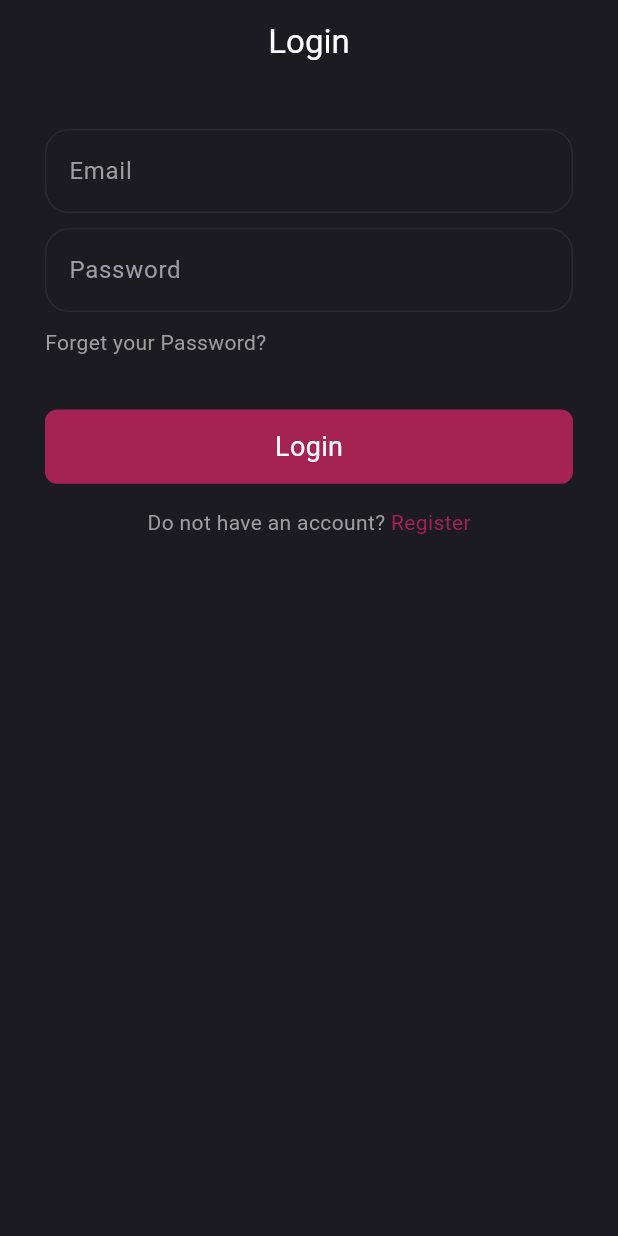
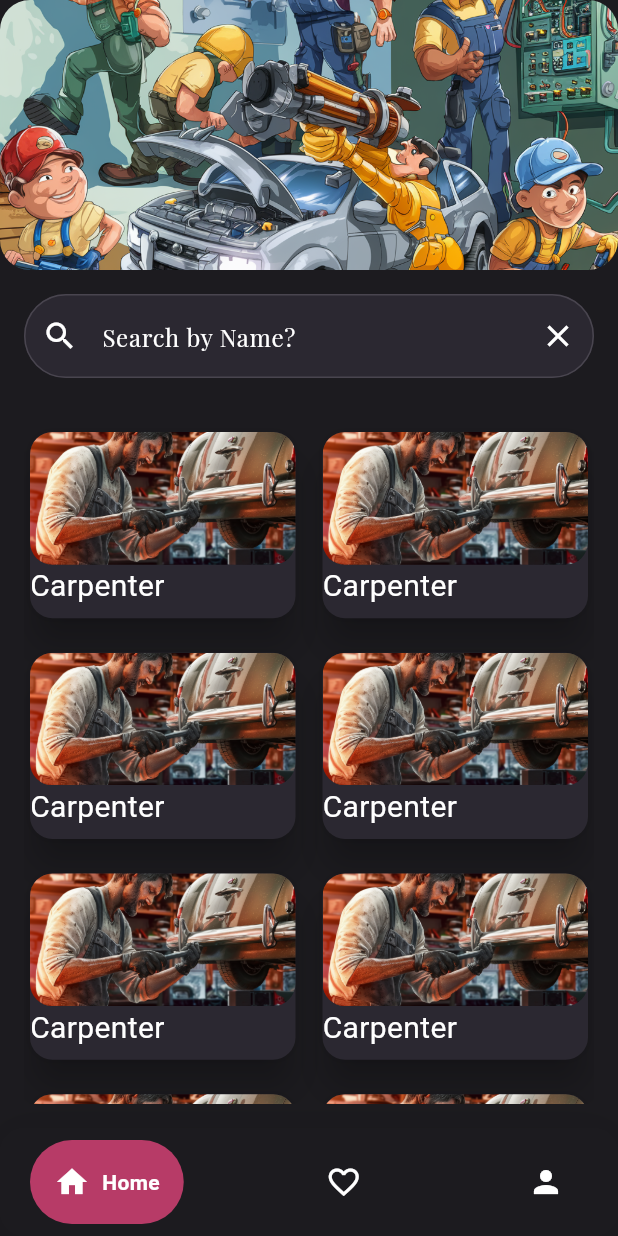
Before and after one commit to majdmari/fixit, a Flutter app: the screen it shows after launch, on a phone screen of 412 x 824 dp. Run offline on Flutter 3.47's test engine with Material 3 defaults, Android fonts, the phone set to English and light mode, and no system bars; drawn by our look-alikes of google_nav_bar, modal_progress_hud_nsn; our stand-ins replace cloud_firestore, firebase_auth, firebase_core, firebase_storage, image_picker; accounts and stored records are empty.

Commit message:
homepage

```diff
--- a/lib/main.dart
+++ b/lib/main.dart
@@ -1,5 +1,6 @@
 import 'package:firebase_core/firebase_core.dart';
 import 'package:fixit/firebase_options.dart';
+import 'package:fixit/screens/home_page.dart';
 import 'package:fixit/screens/login_screen.dart';
 import 'package:fixit/screens/profile/tradeperson_profile.dart';
 import 'package:fixit/screens/profile/user_profile.dart';
@@ -30,9 +31,10 @@ class Fixit extends StatelessWidget {
   @override
   Widget build(BuildContext context) {
     return MaterialApp(
-      home: LoginScreen(),
-      // home: WelcomScreen(),
+      // home: LoginScreen(),
+      //  home: WelcomScreen(),
       // home: TradepersonListScreen(),
+      home: Homepage(),
 
       routes: {
         WelcomScreen.id: (context) => WelcomScreen(),
@@ -44,6 +46,7 @@ class Fixit extends StatelessWidget {
         UserProfileScreen.id: (context) => UserProfileScreen(),
         TradepersonProfileScreen.id: (context) => TradepersonProfileScreen(),
         TradepersonListScreen.id: (context) => TradepersonListScreen(),
+        Homepage.id: (context) => Homepage(),
       },
       // initialRoute: SplashScreen.id,
       debugShowCheckedModeBanner: false,
--- /dev/null
+++ b/lib/screens/home_page.dart
@@ -0,0 +1,133 @@
+import 'package:flutter/material.dart';
+import 'package:fixit/constants.dart';
+import 'package:fixit/widgets/custom_card.dart';
+import 'package:google_nav_bar/google_nav_bar.dart';
+
+class Homepage extends StatefulWidget {
+  static String id = 'Homepage';
+
+  @override
+  State<Homepage> createState() => _HomepageState();
+}
+
+class _HomepageState extends State<Homepage> {
+  String? searchKeyword; // The keyword to search for
+
+  @override
+  Widget build(BuildContext context) {
+    return Scaffold(
+      backgroundColor: KSurface,
+      body: Column(
+        children: [
+          ClipRRect(
+            borderRadius: BorderRadius.circular(20),
+            child: Container(
+              decoration: BoxDecoration(
+                image: DecorationImage(
+                  image: AssetImage('assets/images/home.png'),
+                  fit: BoxFit.cover,
+                ),
+              ),
+              height: 180, // Adjust the height according to your image
+              width: double.infinity,
+            ),
+          ),
+          Padding(
+            padding: const EdgeInsets.all(16),
+            child: TextField(
+              cursorColor: Color(0XffB73B67),
+              cursorHeight: 20,
+              style: TextStyle(color: Colors.white),
+              onChanged: (value) {
+                setState(() {
+                  searchKeyword = value;
+                });
+              },
+              decoration: InputDecoration(
+                border: OutlineInputBorder(
+                  borderRadius: BorderRadius.circular(42),
+                ),
+                hintText: 'Search by Name?',
+                hintStyle: TextStyle(
+                  color: Colors.white,
+                  fontFamily: 'Playfair Display',
+                ),
+                filled: true,
+                fillColor: KSf2,
+                prefixIcon: Icon(Icons.search, color: Colors.white),
+                suffixIcon: IconButton(
+                  icon: Icon(Icons.close, color: Colors.white),
+                  onPressed: () {
+                    setState(() {
+                      searchKeyword = null;
+                    });
+                  },
+                ),
+              ),
+            ),
+          ),
+          Expanded(
+            child: Padding(
+              padding: const EdgeInsets.all(16),
+              child: GridView.builder(
+                gridDelegate: SliverGridDelegateWithFixedCrossAxisCount(
+                  crossAxisCount: 2,
+                  childAspectRatio: 1.4,
+                  crossAxisSpacing: 10,
+                  mainAxisSpacing: 15,
+                ),
+                itemBuilder: (context, index) {
+                  return CustomCard();
+                },
+              ),
+            ),
+          ),
+        ],
+      ),
+      bottomNavigationBar: Container(
+        decoration: BoxDecoration(
+          borderRadius: BorderRadius.circular(16),
+          color: KSurface,
+          boxShadow: [
+            BoxShadow(blurRadius: 20, color: Colors.black.withOpacity(.1))
+          ],
+        ),
+        child: Padding(
+          padding: const EdgeInsets.symmetric(horizontal: 10, vertical: 3),
+          child: Container(
+            color: KSurface,
+            child: Padding(
+              padding: const EdgeInsets.symmetric(horizontal: 10, vertical: 5),
+              child: GNav(
+                backgroundColor: KSurface,
+                color: Colors.white,
+                activeColor: Colors.white,
+                tabBackgroundColor: const Color(0XffB73B67),
+                gap: 8,
+                padding: EdgeInsets.all(16),
+                tabs: [
+                  GButton(
+                    icon: Icons.home,
+                    text: 'Home',
+                  ),
+                  GButton(
+                    icon: Icons.favorite_border,
+                    text: 'Favorites',
+                  ),
+                  GButton(
+                    icon: Icons.person,
+                    text: 'Profile',
+                  ),
+                ],
+                selectedIndex: 0, // Index of the initially selected tab
+                onTabChange: (index) {
+                  // Handle tab change
+                },
+              ),
+            ),
+          ),
+        ),
+      ),
+    );
+  }
+}
--- a/lib/screens/welcom_secreen.dart
+++ b/lib/screens/welcom_secreen.dart
@@ -53,9 +53,7 @@ class _WelcomScreenState extends State<WelcomScreen> {
 
   @override
   Widget build(BuildContext context) {
-    return MaterialApp(
-      debugShowCheckedModeBanner: false,
-      home: Scaffold(
+    return Scaffold(
       backgroundColor: KSurface,
       body: PageView(
         onPageChanged: onPageChanged,
@@ -294,7 +292,6 @@ class _WelcomScreenState extends State<WelcomScreen> {
           )
         ],
       ),
-      ),
     );
   }
 }
--- /dev/null
+++ b/lib/widgets/custom_card.dart
@@ -0,0 +1,73 @@
+import 'package:fixit/constants.dart';
+import 'package:flutter/material.dart';
+
+class CustomCard extends StatelessWidget {
+  @override
+  Widget build(BuildContext context) {
+    return Card(
+      elevation: 10,
+      color: KSf2,
+      shape: RoundedRectangleBorder(
+        borderRadius: BorderRadius.circular(15.0),
+      ),
+      child: Column(
+        crossAxisAlignment: CrossAxisAlignment.start,
+        children: [
+          AspectRatio(
+            aspectRatio: 2,
+            child: ClipRRect(
+              borderRadius: BorderRadius.circular(15.0),
+              child: Image.asset(
+                'assets/images/carprenter.png',
+                fit: BoxFit.cover, // Ensure the image fills the available space
+              ),
+            ),
+          ),
+          Padding(
+            padding: const EdgeInsets.only(bottom: 5),
+            child: Text(
+              'Carpenter',
+              style: TextStyle(color: Colors.white, fontSize: 20),
+            ),
+          ),
+        ],
+      ),
+    );
+  }
+}
+//       child: Stack(
+//         children: [
+//           Container(
+//             child: Padding(
+//               padding: const EdgeInsets.all(16),
+//               child: Column(
+//                 mainAxisAlignment: MainAxisAlignment.end,
+//                 crossAxisAlignment: CrossAxisAlignment.start,
+//                 children: [
+//                   Text(
+//                     'Carpenter',
+//                     style: TextStyle(color: Colors.white, fontSize: 20),
+//                   ),
+//                   SizedBox(
+//                     height: 1,
+//                   ),
+//                 ],
+//               ),
+//             ),
+//           ),
+//           ClipRRect(
+//             borderRadius: BorderRadius.circular(15.0),
+//             child: Image.asset(
+//               'assets/images/carprenter.png',
+//               height: 100,
+//               width: 200,
+//             ),
+//           ),
+//           SizedBox(
+//             height: 16,
+//           ),
+//         ],
+//       ),
+//     );
+//   }
+// }
--- a/pubspec.yaml
+++ b/pubspec.yaml
@@ -35,6 +35,7 @@ dependencies:
   # The following adds the Cupertino Icons font to your application.
   # Use with the CupertinoIcons class for iOS style icons.
   cupertino_icons: ^1.0.2
+  google_nav_bar: ^5.0.6
   dropdown_search: ^5.0.6
   firebase_core: ^2.24.2
   cloud_firestore: ^4.14.0
@@ -46,6 +47,7 @@ dependencies:
 
   modal_progress_hud_nsn: ^0.5.1
   intl: ^0.19.0
+
 
 dev_dependencies:
   flutter_test:
@@ -76,6 +78,8 @@ flutter:
     - assets/images/purpose.png
     - assets/images/Discover.png
     - assets/images/tradeperson.jpg
+    - assets/images/carprenter.png
+    - assets/images/home.png
 
   # An image asset can refer to one or more resolution-specific "variants", see
   # https://flutter.dev/assets-and-images/#resolution-aware
```
Also changed, not shown: assets/images/carprenter.png (added), assets/images/home.png (added), pubspec.lock. Lines whose indentation alone changed are shown as unchanged.
